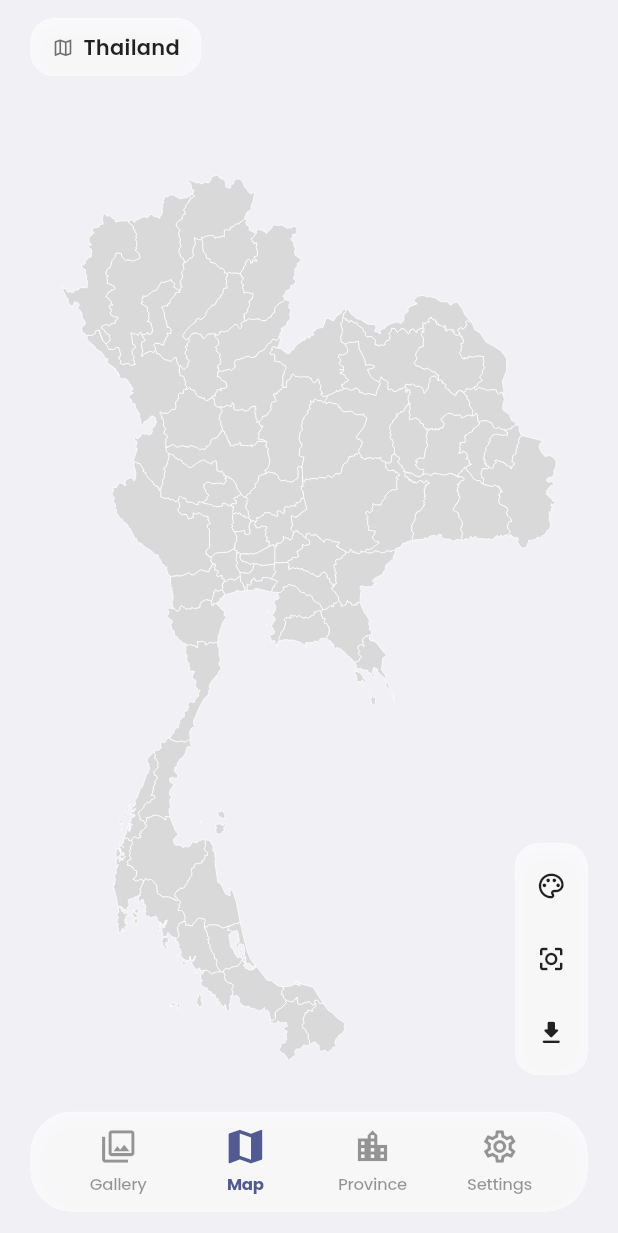
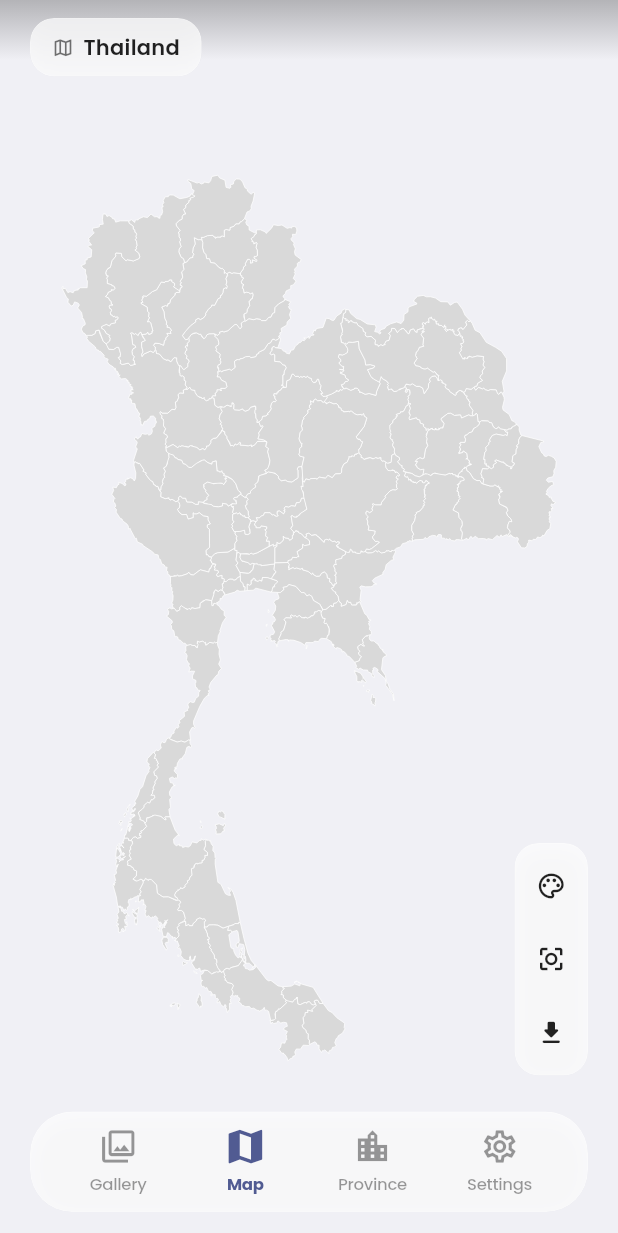
Before and after one commit to 9Thanathip/photoMap, a Flutter app: the MapScreen screen opened by its route, on a phone screen of 412 x 824 dp. Shown: the top 1233 px of the screen. Run offline on Flutter 3.47's test engine with Material 3 defaults, Android fonts, the phone set to English and light mode, and no system bars; our stand-ins replace flutter_colorpicker, flutter_riverpod, gap, geocoding, go_router, google_fonts and 3 more; missing offline and left inert: photo_manager, photo_manager_image_provider; accounts and stored records are empty.

Commit message:
gradient up the map screen

```diff
--- a/lib/features/map/presentation/screens/map_screen.dart
+++ b/lib/features/map/presentation/screens/map_screen.dart
@@ -261,6 +261,28 @@ class _MapScreenState extends ConsumerState<MapScreen>
               ),
             ),
 
+          // Top Background Scrim Overlay (For Status Bar readability)
+          Positioned(
+            top: 0,
+            left: 0,
+            right: 0,
+            height: topPad + 40, // Shorter, focused on status bar area
+            child: IgnorePointer(
+              child: DecoratedBox(
+                decoration: BoxDecoration(
+                  gradient: LinearGradient(
+                    begin: Alignment.topCenter,
+                    end: Alignment.bottomCenter,
+                    colors: [
+                      Colors.black.withOpacity(0.25),
+                      Colors.black.withOpacity(0),
+                    ],
+                  ),
+                ),
+              ),
+            ),
+          ),
+
           // Header Overlay
           Positioned(
             top: topPad + 12,
```
Also changed, not shown: lib/features/map/presentation/screens/province_district_screen.dart (+22 -0 lines).
